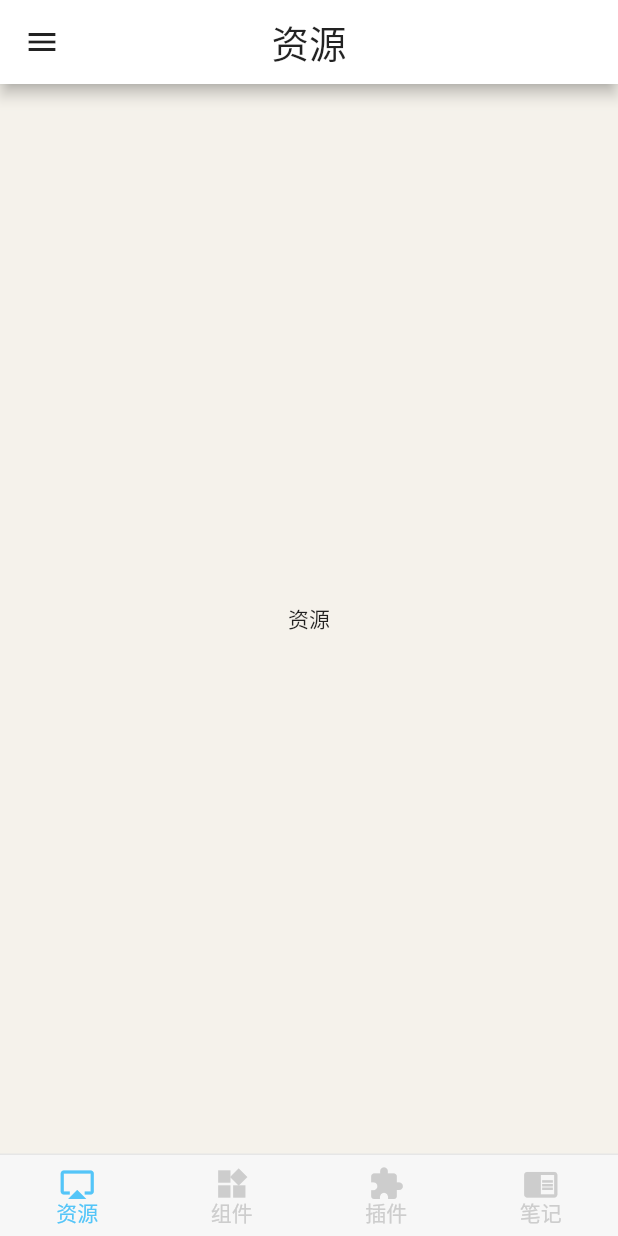
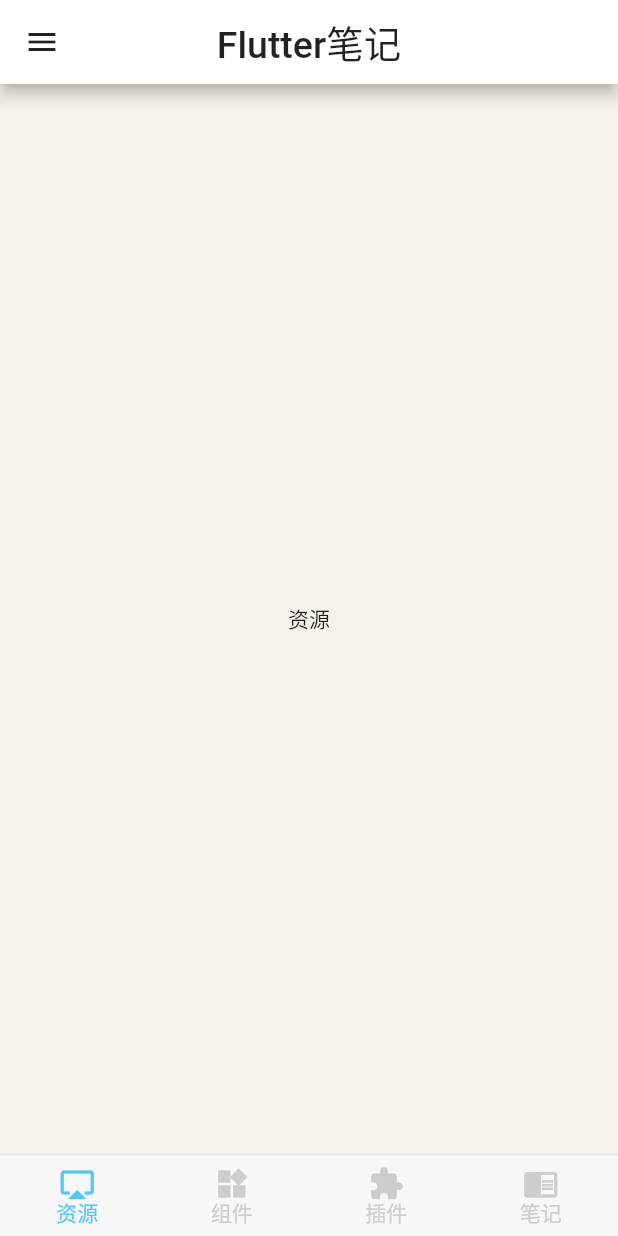
Before and after one commit to Juneor/flutter_note, a Flutter app: the screen it shows after launch, on a phone screen of 412 x 824 dp. Run offline on Flutter 3.47's test engine with Material 2 defaults, Android fonts, the phone set to English and light mode, and no system bars; our stand-ins replace cached_network_image, flutter_i18n, webview_flutter; Roboto replaces fonts that are missing (TitleFont).

```diff
--- a/lib/ui/pages/HomePage.dart
+++ b/lib/ui/pages/HomePage.dart
@@ -8,9 +8,11 @@
 
 import 'package:flutter/material.dart';
 import 'package:flutter/services.dart';
+import 'package:flutter_i18n/flutter_i18n.dart';
 import 'package:flutter_note/ui/widgets/BottomNaviBar.dart';
 import 'package:flutter_note/ui/widgets/DrawerLayout.dart';
-
+import '../../generated/i18n.dart';
+import 'package:flutter_localizations/flutter_localizations.dart';
 import 'NotePage.dart';
 import 'ResPage.dart';
 import 'PluginPage.dart';
@@ -57,9 +59,10 @@
       length: 4,
       child: Scaffold(
         appBar: AppBar(
+          leading: IconButton(icon:Icon(Icons.menu),onPressed: ()=> Scaffold.of(context).openDrawer(),),
           iconTheme: IconThemeData(color: Colors.black87),
           title: Text(
-            "资源",
+            "Flutter笔记",
             style: TextStyle(
                 color: Colors.black87, fontFamily: 'TitleFont', fontSize: 25),
           ),
--- a/pubspec.yaml
+++ b/pubspec.yaml
@@ -25,6 +25,7 @@
   cupertino_icons: ^0.1.2
   cached_network_image: ^1.1.1
   webview_flutter: ^0.3.13
+  flutter_i18n: ^0.6.4
 
 dev_dependencies:
   flutter_test:
--- /dev/null
+++ b/res/values/strings_en.arb
@@ -0,0 +1,3 @@
+{
+  "appName":"Flutter Note"
+}
--- /dev/null
+++ b/res/values/strings_zh_CN.arb
@@ -0,0 +1,3 @@
+{
+  "appName":"Flutter 笔记"
+}
--- /dev/null
+++ b/res/values/strings_zh_HK.arb
@@ -0,0 +1,3 @@
+{
+  "appName":"Flutter笔记"
+}
```
Also changed, not shown: lib/generated/i18n.dart (added).
